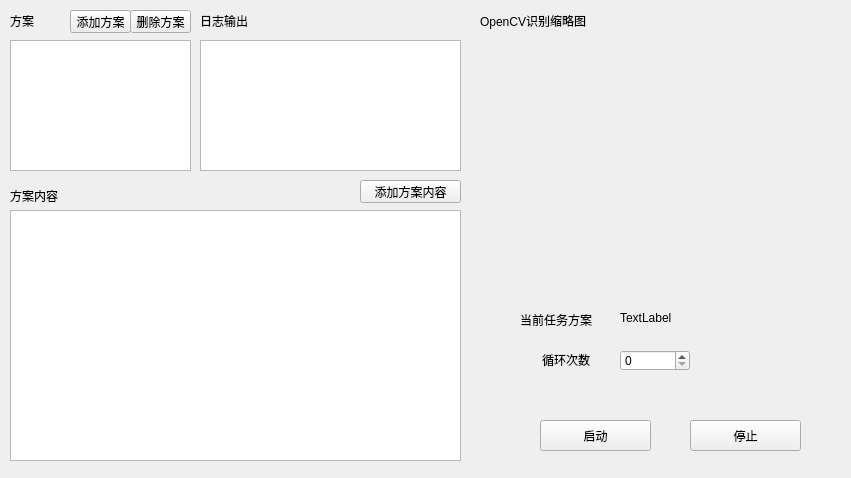
Ferrarii-430/onmyoji-script, file src/widget/main/mainwindow.ui: the form before one commit.
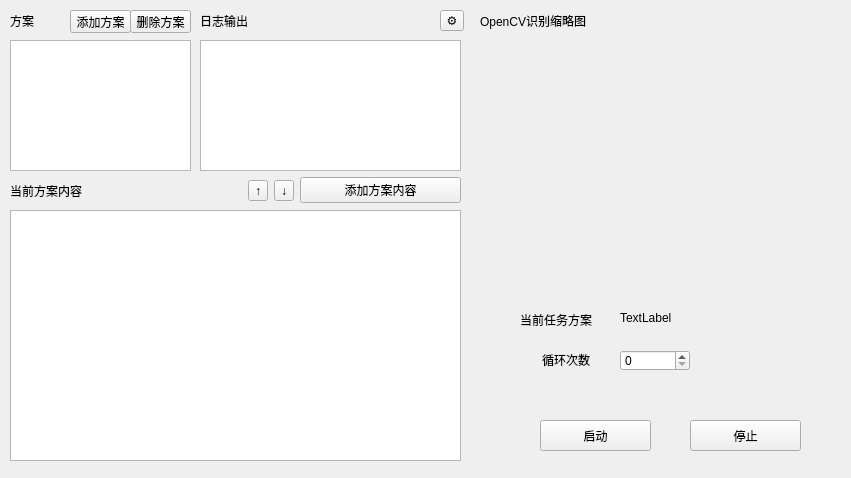
The form after the commit.

Commit message: 添加dll注入方式获取游戏截屏

```diff
--- a/src/widget/main/mainwindow.ui
+++ b/src/widget/main/mainwindow.ui
@@ -42,19 +42,6 @@
     <set>QAbstractItemView::EditTrigger::DoubleClicked</set>
    </property>
   </widget>
-  <widget class="QLabel" name="label_2">
-   <property name="geometry">
-    <rect>
-     <x>10</x>
-     <y>185</y>
-     <width>81</width>
-     <height>21</height>
-    </rect>
-   </property>
-   <property name="text">
-    <string>方案内容</string>
-   </property>
-  </widget>
   <widget class="QTableWidget" name="tableWidget">
    <property name="geometry">
     <rect>
@@ -198,19 +185,6 @@
     <string>添加方案</string>
    </property>
   </widget>
-  <widget class="QPushButton" name="programmeContentAddBtn">
-   <property name="geometry">
-    <rect>
-     <x>360</x>
-     <y>180</y>
-     <width>101</width>
-     <height>23</height>
-    </rect>
-   </property>
-   <property name="text">
-    <string>添加方案内容</string>
-   </property>
-  </widget>
   <widget class="QPushButton" name="programmeRemoveBtn">
    <property name="geometry">
     <rect>
@@ -228,15 +202,68 @@
    <property name="geometry">
     <rect>
      <x>470</x>
-     <y>50</y>
-     <width>381</width>
-     <height>201</height>
+     <y>40</y>
+     <width>371</width>
+     <height>191</height>
     </rect>
    </property>
    <property name="text">
     <string/>
    </property>
   </widget>
+  <widget class="QWidget" name="horizontalLayoutWidget">
+   <property name="geometry">
+    <rect>
+     <x>10</x>
+     <y>170</y>
+     <width>451</width>
+     <height>41</height>
+    </rect>
+   </property>
+   <layout class="QHBoxLayout" name="horizontalLayout">
+    <item>
+     <widget class="QLabel" name="label_2">
+      <property name="text">
+       <string>当前方案内容                                                </string>
+      </property>
+     </widget>
+    </item>
+    <item>
+     <widget class="QToolButton" name="programmeContentUpButton">
+      <property name="text">
+       <string>↑</string>
+      </property>
+     </widget>
+    </item>
+    <item>
+     <widget class="QToolButton" name="programmeContentDownButton">
+      <property name="text">
+       <string>↓</string>
+      </property>
+     </widget>
+    </item>
+    <item>
+     <widget class="QPushButton" name="programmeContentAddBtn">
+      <property name="text">
+       <string>添加方案内容</string>
+      </property>
+     </widget>
+    </item>
+   </layout>
+  </widget>
+  <widget class="QToolButton" name="settingButton">
+   <property name="geometry">
+    <rect>
+     <x>440</x>
+     <y>10</y>
+     <width>24</width>
+     <height>21</height>
+    </rect>
+   </property>
+   <property name="text">
+    <string>⚙️</string>
+   </property>
+  </widget>
  </widget>
  <resources/>
  <connections/>
```
The commit also changes 42 other files.
